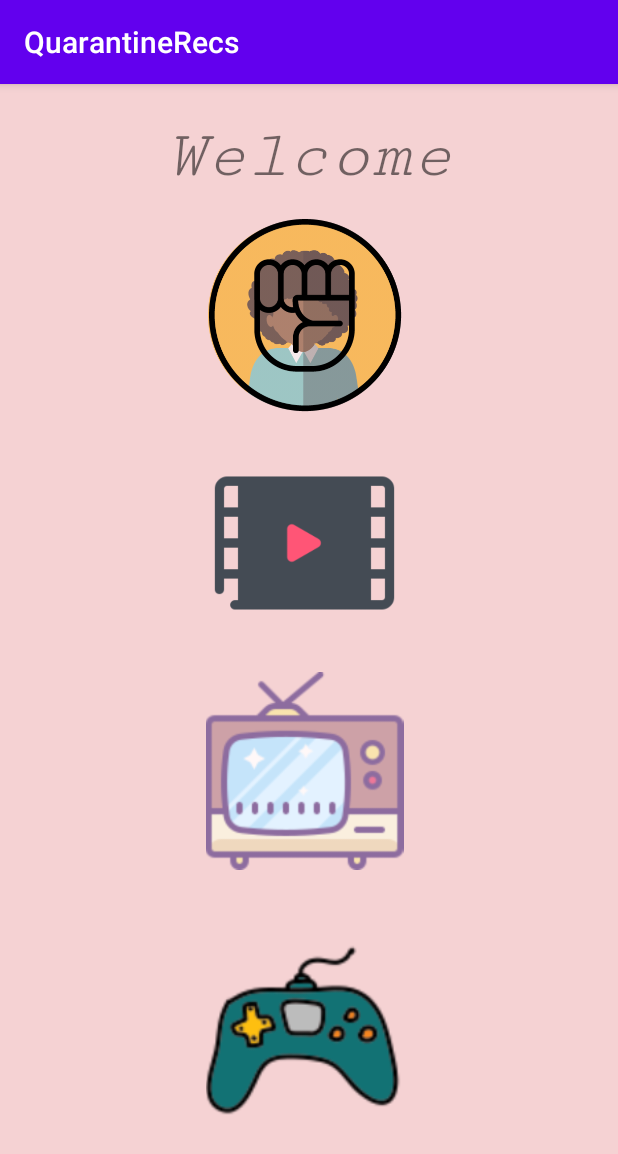
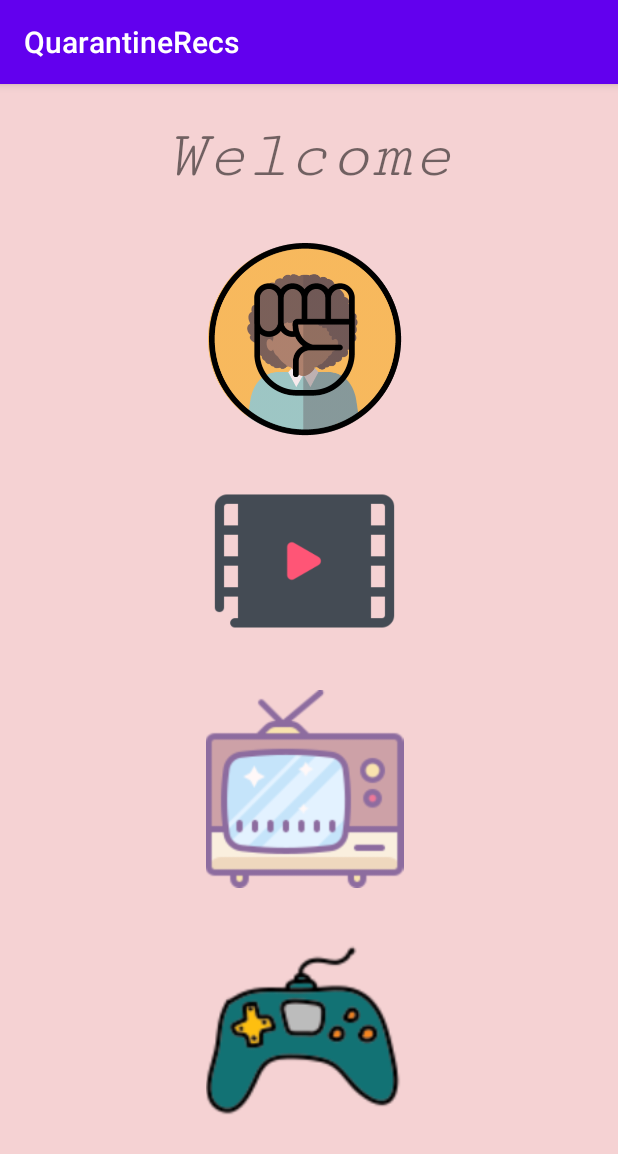
Before and after one commit to Mookie299/QuarantineRecs, an Android app: the screen it shows after launch (MainActivity), on a phone screen of 412 x 824 dp. Shown: the top 1154 px of the screen. Run offline under Robolectric (Android 15) with nearby library versions, the phone set to English and light mode, and no system bars.

Commit message:
another try of merge 3

```diff
--- a/QurantineRecs/app/src/main/java/com/example/quarantinerecs/Movies.java
+++ b/QurantineRecs/app/src/main/java/com/example/quarantinerecs/Movies.java
@@ -1,8 +1,6 @@
 package com.example.quarantinerecs;
 
-import androidx.appcompat.app.AppCompatActivity;
-
-public class Movies extends AppCompatActivity {
+public class Movies  {
 
 
 }
--- a/QurantineRecs/app/src/main/res/layout/activity_main.xml
+++ b/QurantineRecs/app/src/main/res/layout/activity_main.xml
@@ -27,7 +27,7 @@
         android:layout_width="246dp"
         android:layout_height="132dp"
         android:layout_marginStart="80dp"
-        android:layout_marginTop="88dp"
+        android:layout_marginTop="104dp"
         android:foregroundGravity="center"
         android:onClick="onClick"
         android:src="@drawable/black_resources"
@@ -39,7 +39,7 @@
         android:layout_width="246dp"
         android:layout_height="132dp"
         android:layout_marginStart="80dp"
-        android:layout_marginTop="240dp"
+        android:layout_marginTop="252dp"
         android:foregroundGravity="center"
         android:onClick="onClick"
         android:src="@drawable/movies"
@@ -51,7 +51,7 @@
         android:layout_width="246dp"
         android:layout_height="132dp"
         android:layout_marginStart="80dp"
-        android:layout_marginTop="392dp"
+        android:layout_marginTop="404dp"
         android:foregroundGravity="center"
         android:onClick="onClick"
         android:src="@drawable/tvshows"
```
